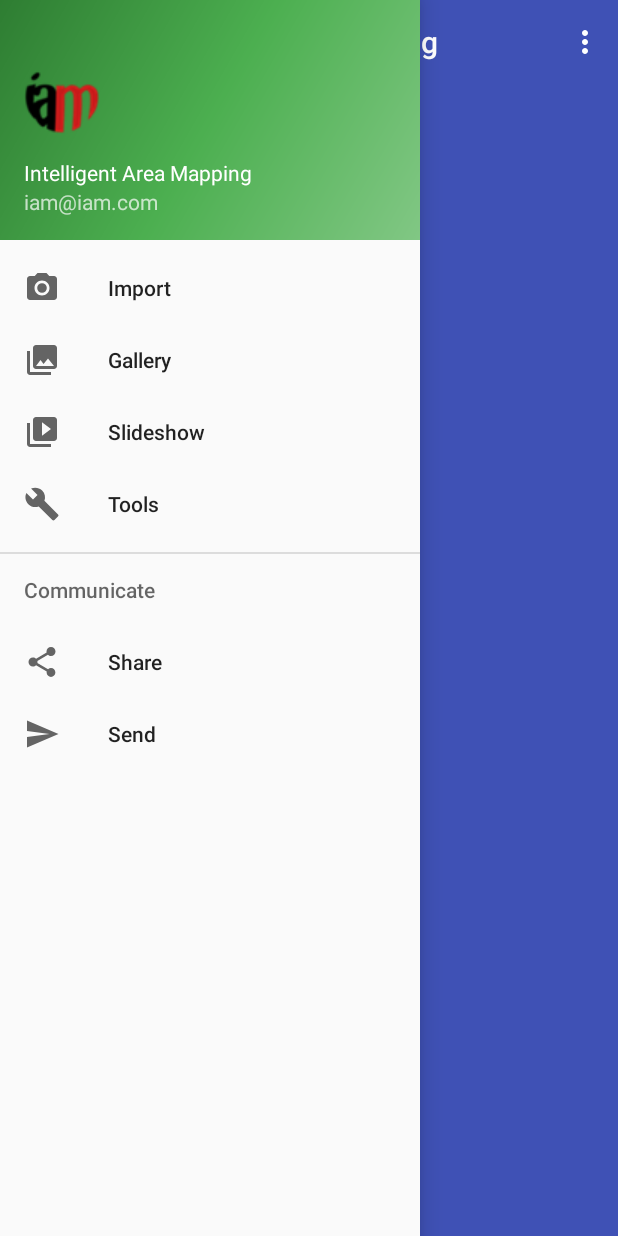
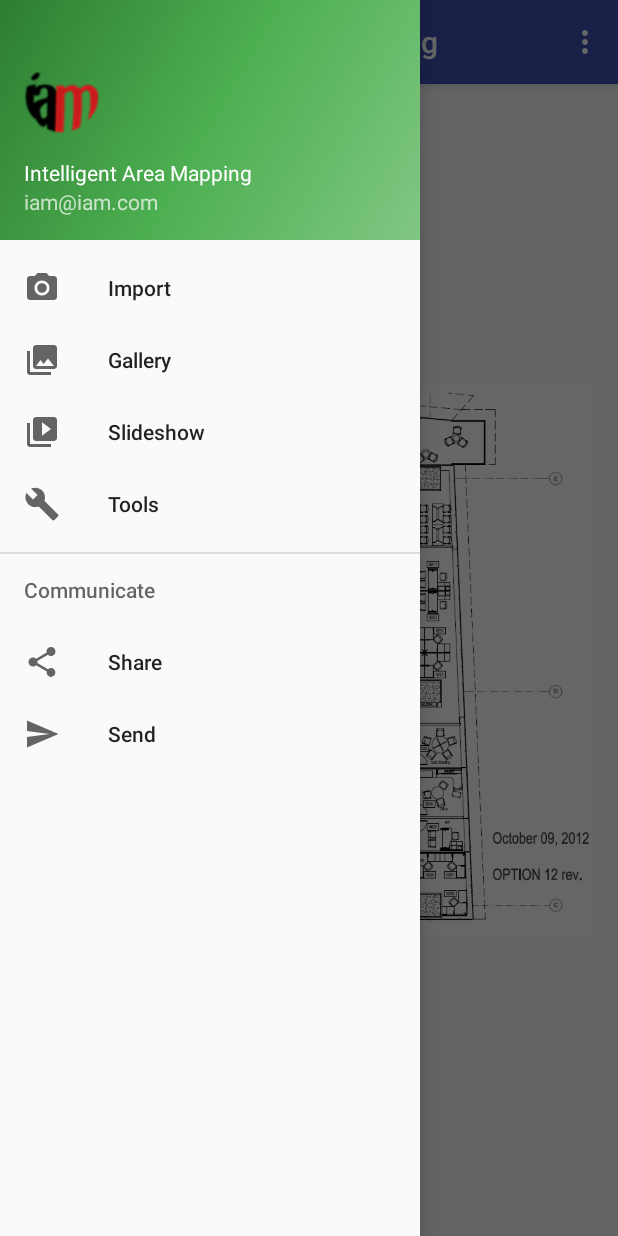
Before and after one commit to safejrz/IntelligentAreaMapping, an Android app: the screen it shows after launch (MainActivity), with the side drawer open, on a phone screen of 412 x 824 dp. Run offline under Robolectric (Android 15) with nearby library versions, the phone set to English and light mode, and no system bars; libraries missing offline, so code that uses them is left out: com.kontakt.sdk; 1 statement that could not run was skipped.

```diff
--- a/app/src/main/java/com/iam/intelligentareamapping/MainActivity.java
+++ b/app/src/main/java/com/iam/intelligentareamapping/MainActivity.java
@@ -1,7 +1,6 @@
 package com.iam.intelligentareamapping;
 
 import android.app.Activity;
-import android.app.FragmentManager;
 import android.bluetooth.BluetoothAdapter;
 import android.content.Intent;
 import android.os.Bundle;
@@ -45,8 +44,8 @@ public class MainActivity extends AppCompatActivity
         drawer.setDrawerListener(toggle);
         toggle.syncState();
 
-        FragmentManager fragmentManager = getFragmentManager();
-        fragmentManager.beginTransaction().replace(R.id.content_frame, FragmentBlank.getInstance()).commit();
+        //FragmentManager fragmentManager = getFragmentManager();
+        //fragmentManager.beginTransaction().replace(R.id.content_frame, FragmentBlank.getInstance()).commit();
 
         NavigationView navigationView = (NavigationView) findViewById(R.id.nav_view);
         navigationView.setNavigationItemSelectedListener(this);
--- a/app/src/main/res/layout/activity_main.xml
+++ b/app/src/main/res/layout/activity_main.xml
@@ -8,22 +8,8 @@
     android:fitsSystemWindows="true"
     tools:openDrawer="start">
 
-    <android.support.design.widget.AppBarLayout
-        android:layout_width="match_parent"
-        android:layout_height="wrap_content"
-        android:theme="@style/AppTheme.AppBarOverlay">
-
-        <android.support.v7.widget.Toolbar
-            android:id="@+id/toolbar"
-            android:layout_width="match_parent"
-            android:layout_height="?attr/actionBarSize"
-            android:background="?attr/colorPrimary"
-            app:popupTheme="@style/AppTheme.PopupOverlay" />
-
-    </android.support.design.widget.AppBarLayout>
-
-    <FrameLayout
-        android:id="@+id/content_frame"
+    <include
+        layout="@layout/app_bar_main"
         android:layout_width="match_parent"
         android:layout_height="match_parent" />
 
--- a/app/src/main/res/layout/app_bar_main.xml
+++ b/app/src/main/res/layout/app_bar_main.xml
@@ -7,6 +7,20 @@
     android:fitsSystemWindows="true"
     tools:context="com.iam.intelligentareamapping.MainActivity">
 
+    <android.support.design.widget.AppBarLayout
+        android:layout_width="match_parent"
+        android:layout_height="wrap_content"
+        android:theme="@style/AppTheme.AppBarOverlay">
+
+        <android.support.v7.widget.Toolbar
+            android:id="@+id/toolbar"
+            android:layout_width="match_parent"
+            android:layout_height="?attr/actionBarSize"
+            android:background="?attr/colorPrimary"
+            app:popupTheme="@style/AppTheme.PopupOverlay" />
+
+    </android.support.design.widget.AppBarLayout>
+
     <include layout="@layout/content_main" />
 
 </android.support.design.widget.CoordinatorLayout>
```
